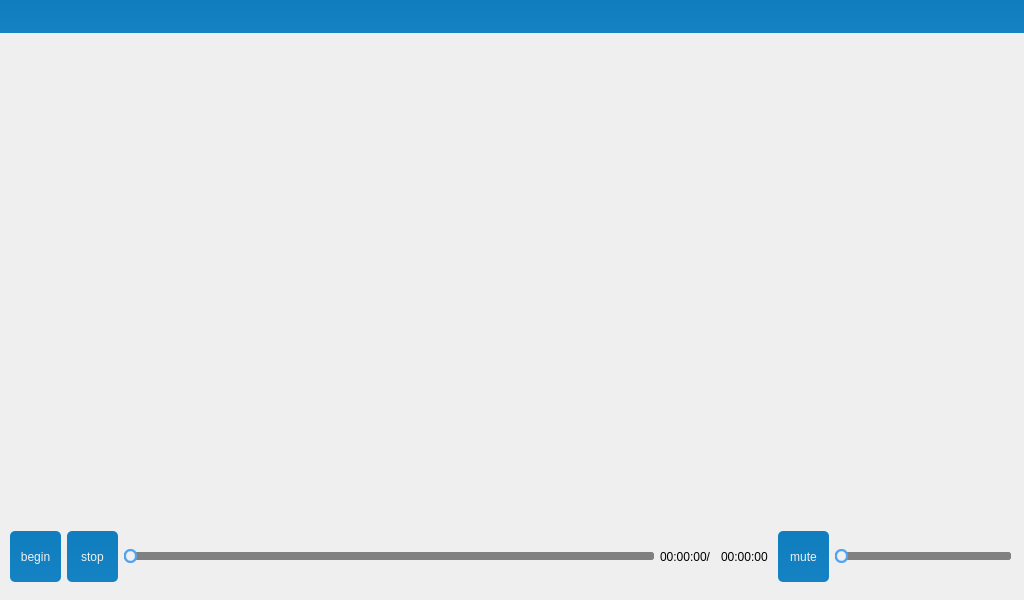
The window that video_player.ui (jjzhang166/DvrUI) describes before a commit, drawn with Qt 5.
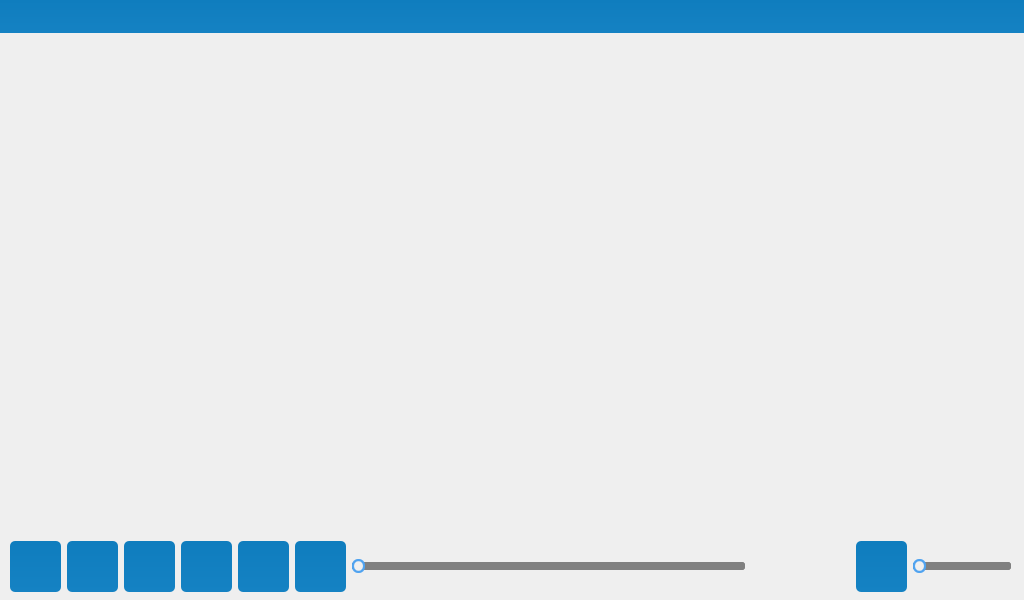
The same window after the commit.

```diff
--- a/video_player.ui
+++ b/video_player.ui
@@ -18,13 +18,13 @@
     <rect>
      <x>0</x>
      <y>33</y>
-     <width>1024</width>
+     <width>1026</width>
      <height>567</height>
     </rect>
    </property>
    <property name="minimumSize">
     <size>
-     <width>1024</width>
+     <width>1026</width>
      <height>567</height>
     </size>
    </property>
@@ -45,7 +45,7 @@
      <rect>
       <x>0</x>
       <y>0</y>
-      <width>1022</width>
+      <width>1024</width>
       <height>565</height>
      </rect>
     </property>
@@ -313,14 +313,60 @@
    <property name="geometry">
     <rect>
      <x>10</x>
-     <y>530</y>
+     <y>540</y>
      <width>1001</width>
      <height>53</height>
     </rect>
    </property>
-   <layout class="QGridLayout" name="gridLayout" columnstretch="1,1,6,1,1,1,2">
+   <layout class="QGridLayout" name="gridLayout" columnstretch="1,1,1,1,1,1,4,1,1,1">
+    <item row="0" column="0">
+     <widget class="QPushButton" name="preMovieButton">
+      <property name="minimumSize">
+       <size>
+        <width>51</width>
+        <height>51</height>
+       </size>
+      </property>
+      <property name="maximumSize">
+       <size>
+        <width>51</width>
+        <height>51</height>
+       </size>
+      </property>
+      <property name="styleSheet">
+       <string notr="true">QPushButton{
+	border-style: none;
+	border: 0px;
+	color: #F0F0F0;
+	padding: 5px;	
+	border-radius:5px;
+	background: qlineargradient(spread:pad, x1:0, y1:0, x2:0, y2:1, stop:0 #0F7DBE, stop:1 #1582C3); 
+}
+
+.QPushButton[focusPolicy=&quot;0&quot;] {
+	border-style: none;
+	border: 0px;
+	color: #F0F0F0;
+	padding: 0px;	
+	border-radius:3px;
+	background: qlineargradient(spread:pad, x1:0, y1:0, x2:0, y2:1, stop:0 #0F7DBE, stop:1 #1582C3); 
+}
+
+.QPushButton:hover{ 
+	background: qlineargradient(spread:pad, x1:0, y1:0, x2:0, y2:1, stop:0 #50A3F0, stop:1 #489CEA);
+}
+
+.QPushButton:pressed{ 
+	background: qlineargradient(spread:pad, x1:0, y1:0, x2:0, y2:1, stop:0 #0F7DBE, stop:1 #1582C3);
+}</string>
+      </property>
+      <property name="text">
+       <string/>
+      </property>
+     </widget>
+    </item>
     <item row="0" column="1">
-     <widget class="QPushButton" name="stopButton">
+     <widget class="QPushButton" name="fastBackButton">
       <property name="minimumSize">
        <size>
         <width>51</width>
@@ -361,31 +407,104 @@
 }</string>
       </property>
       <property name="text">
-       <string>stop</string>
+       <string/>
+      </property>
+     </widget>
+    </item>
+    <item row="0" column="2">
+     <widget class="QPushButton" name="playButton">
+      <property name="minimumSize">
+       <size>
+        <width>51</width>
+        <height>51</height>
+       </size>
+      </property>
+      <property name="maximumSize">
+       <size>
+        <width>51</width>
+        <height>51</height>
+       </size>
+      </property>
+      <property name="styleSheet">
+       <string notr="true">QPushButton{
+	border-style: none;
+	border: 0px;
+	color: #F0F0F0;
+	padding: 5px;	
+	border-radius:5px;
+	background: qlineargradient(spread:pad, x1:0, y1:0, x2:0, y2:1, stop:0 #0F7DBE, stop:1 #1582C3); 
+}
+
+.QPushButton[focusPolicy=&quot;0&quot;] {
+	border-style: none;
+	border: 0px;
+	color: #F0F0F0;
+	padding: 0px;	
+	border-radius:3px;
+	background: qlineargradient(spread:pad, x1:0, y1:0, x2:0, y2:1, stop:0 #0F7DBE, stop:1 #1582C3); 
+}
+
+.QPushButton:hover{ 
+	background: qlineargradient(spread:pad, x1:0, y1:0, x2:0, y2:1, stop:0 #50A3F0, stop:1 #489CEA);
+}
+
+.QPushButton:pressed{ 
+	background: qlineargradient(spread:pad, x1:0, y1:0, x2:0, y2:1, stop:0 #0F7DBE, stop:1 #1582C3);
+}</string>
+      </property>
+      <property name="text">
+       <string/>
       </property>
      </widget>
     </item>
     <item row="0" column="3">
-     <widget class="QLabel" name="nowTimeLabel">
+     <widget class="QPushButton" name="fastFrontButton">
       <property name="minimumSize">
        <size>
-        <width>55</width>
+        <width>51</width>
         <height>51</height>
        </size>
       </property>
       <property name="maximumSize">
        <size>
-        <width>55</width>
+        <width>51</width>
         <height>51</height>
        </size>
       </property>
+      <property name="styleSheet">
+       <string notr="true">QPushButton{
+	border-style: none;
+	border: 0px;
+	color: #F0F0F0;
+	padding: 5px;	
+	border-radius:5px;
+	background: qlineargradient(spread:pad, x1:0, y1:0, x2:0, y2:1, stop:0 #0F7DBE, stop:1 #1582C3); 
+}
+
+.QPushButton[focusPolicy=&quot;0&quot;] {
+	border-style: none;
+	border: 0px;
+	color: #F0F0F0;
+	padding: 0px;	
+	border-radius:3px;
+	background: qlineargradient(spread:pad, x1:0, y1:0, x2:0, y2:1, stop:0 #0F7DBE, stop:1 #1582C3); 
+}
+
+.QPushButton:hover{ 
+	background: qlineargradient(spread:pad, x1:0, y1:0, x2:0, y2:1, stop:0 #50A3F0, stop:1 #489CEA);
+}
+
+.QPushButton:pressed{ 
+	background: qlineargradient(spread:pad, x1:0, y1:0, x2:0, y2:1, stop:0 #0F7DBE, stop:1 #1582C3);
+}</string>
+      </property>
       <property name="text">
-       <string>00:00:00/</string>
+       <string/>
       </property>
      </widget>
     </item>
     <item row="0" column="4">
-     <widget class="QLabel" name="totalTimeLabel">
+     <widget class="QPushButton" name="nextMovieButton">
       <property name="minimumSize">
        <size>
         <width>51</width>
@@ -398,13 +517,40 @@
         <height>51</height>
        </size>
       </property>
+      <property name="styleSheet">
+       <string notr="true">QPushButton{
+	border-style: none;
+	border: 0px;
+	color: #F0F0F0;
+	padding: 5px;	
+	border-radius:5px;
+	background: qlineargradient(spread:pad, x1:0, y1:0, x2:0, y2:1, stop:0 #0F7DBE, stop:1 #1582C3); 
+}
+
+.QPushButton[focusPolicy=&quot;0&quot;] {
+	border-style: none;
+	border: 0px;
+	color: #F0F0F0;
+	padding: 0px;	
+	border-radius:3px;
+	background: qlineargradient(spread:pad, x1:0, y1:0, x2:0, y2:1, stop:0 #0F7DBE, stop:1 #1582C3); 
+}
+
+.QPushButton:hover{ 
+	background: qlineargradient(spread:pad, x1:0, y1:0, x2:0, y2:1, stop:0 #50A3F0, stop:1 #489CEA);
+}
+
+.QPushButton:pressed{ 
+	background: qlineargradient(spread:pad, x1:0, y1:0, x2:0, y2:1, stop:0 #0F7DBE, stop:1 #1582C3);
+}</string>
+      </property>
       <property name="text">
-       <string>00:00:00</string>
+       <string/>
       </property>
      </widget>
     </item>
     <item row="0" column="5">
-     <widget class="QPushButton" name="muteButton">
+     <widget class="QPushButton" name="stopButton">
       <property name="minimumSize">
        <size>
         <width>51</width>
@@ -445,12 +591,18 @@
 }</string>
       </property>
       <property name="text">
-       <string>mute</string>
+       <string/>
       </property>
      </widget>
     </item>
     <item row="0" column="6">
-     <widget class="QSlider" name="voiceSlider">
+     <widget class="QSlider" name="progressSlider">
+      <property name="sizePolicy">
+       <sizepolicy hsizetype="Preferred" vsizetype="Fixed">
+        <horstretch>0</horstretch>
+        <verstretch>0</verstretch>
+       </sizepolicy>
+      </property>
       <property name="styleSheet">
        <string notr="true">QSlider::groove:horizontal,QSlider::add-page:horizontal { 
 	background: #808080; 
@@ -481,8 +633,30 @@
       </property>
      </widget>
     </item>
-    <item row="0" column="0">
-     <widget class="QPushButton" name="playButton">
+    <item row="0" column="7">
+     <widget class="QLabel" name="nowTimeLabel">
+      <property name="minimumSize">
+       <size>
+        <width>0</width>
+        <height>0</height>
+       </size>
+      </property>
+      <property name="maximumSize">
+       <size>
+        <width>177772</width>
+        <height>177772</height>
+       </size>
+      </property>
+      <property name="styleSheet">
+       <string notr="true">color:rgb(255, 255, 255)</string>
+      </property>
+      <property name="text">
+       <string/>
+      </property>
+     </widget>
+    </item>
+    <item row="0" column="8">
+     <widget class="QPushButton" name="muteButton">
       <property name="minimumSize">
        <size>
         <width>51</width>
@@ -523,18 +697,12 @@
 }</string>
       </property>
       <property name="text">
-       <string>begin</string>
+       <string/>
       </property>
      </widget>
     </item>
-    <item row="0" column="2">
-     <widget class="QSlider" name="progressSlider">
-      <property name="sizePolicy">
-       <sizepolicy hsizetype="Preferred" vsizetype="Fixed">
-        <horstretch>0</horstretch>
-        <verstretch>0</verstretch>
-       </sizepolicy>
-      </property>
+    <item row="0" column="9">
+     <widget class="QSlider" name="voiceSlider">
       <property name="styleSheet">
        <string notr="true">QSlider::groove:horizontal,QSlider::add-page:horizontal { 
 	background: #808080; 
```
Left out of the diff: 2 changed lines with no effect on the pictures.
